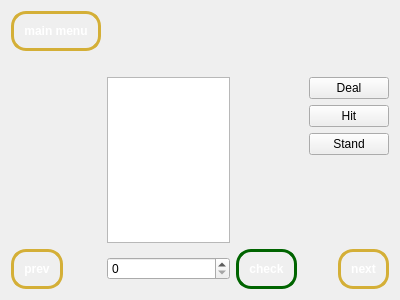
Old version of the form learn_widget.ui in the repository owenharvey78/blackjack-learning-game.
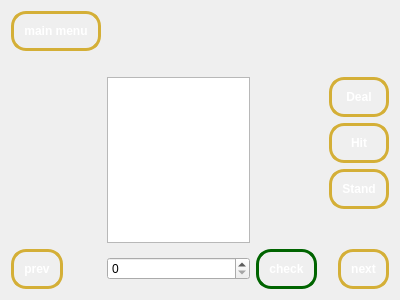
New version of the form.

Commit message: Add style to the deal, hit and stand buttons

Diff of the .ui file:
```diff
--- a/learn_widget.ui
+++ b/learn_widget.ui
@@ -177,6 +177,31 @@
     <layout class="QFormLayout" name="formLayout">
      <item row="0" column="1">
       <widget class="QPushButton" name="practiceDealButton">
+       <property name="styleSheet">
+        <string notr="true">QPushButton{
+	background-color: qlineargradient(
+		spread:pad,
+		x1:0, y1:0, x2:0, y2:1,
+		stop:0 #2b1f0e
+		stop:1 #8c6c26
+	);
+
+	color: white;
+	font-weight: bold;
+	border: 3px solid #d4af37;
+	border-radius: 15px;
+	padding: 10px;
+}
+
+QPushButton:hover{
+	background-color: qlineargradient(
+		spread:pad,
+		x1:0, y1:0, x2:0, y2:1,
+		stop:0 #3b2f1c,
+		stop:1 #ad8c32
+	);
+}</string>
+       </property>
        <property name="text">
         <string>Deal</string>
        </property>
@@ -184,6 +209,31 @@
      </item>
      <item row="1" column="1">
       <widget class="QPushButton" name="practiceHitButton">
+       <property name="styleSheet">
+        <string notr="true">QPushButton{
+	background-color: qlineargradient(
+		spread:pad,
+		x1:0, y1:0, x2:0, y2:1,
+		stop:0 #2b1f0e
+		stop:1 #8c6c26
+	);
+
+	color: white;
+	font-weight: bold;
+	border: 3px solid #d4af37;
+	border-radius: 15px;
+	padding: 10px;
+}
+
+QPushButton:hover{
+	background-color: qlineargradient(
+		spread:pad,
+		x1:0, y1:0, x2:0, y2:1,
+		stop:0 #3b2f1c,
+		stop:1 #ad8c32
+	);
+}</string>
+       </property>
        <property name="text">
         <string>Hit</string>
        </property>
@@ -191,6 +241,31 @@
      </item>
      <item row="2" column="1">
       <widget class="QPushButton" name="practiceStandButton">
+       <property name="styleSheet">
+        <string notr="true">QPushButton{
+	background-color: qlineargradient(
+		spread:pad,
+		x1:0, y1:0, x2:0, y2:1,
+		stop:0 #2b1f0e
+		stop:1 #8c6c26
+	);
+
+	color: white;
+	font-weight: bold;
+	border: 3px solid #d4af37;
+	border-radius: 15px;
+	padding: 10px;
+}
+
+QPushButton:hover{
+	background-color: qlineargradient(
+		spread:pad,
+		x1:0, y1:0, x2:0, y2:1,
+		stop:0 #3b2f1c,
+		stop:1 #ad8c32
+	);
+}</string>
+       </property>
        <property name="text">
         <string>Stand</string>
        </property>
```
